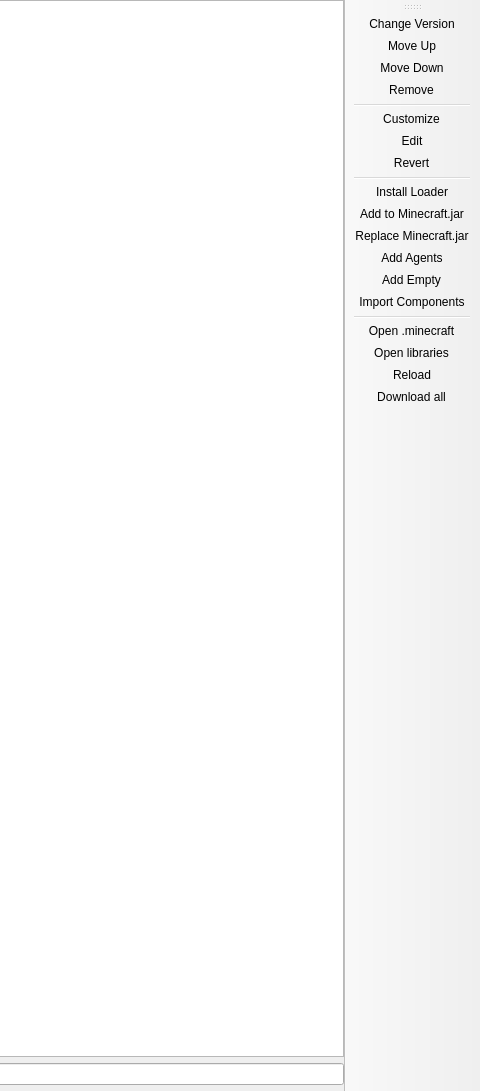
Old version of the form launcher/ui/pages/instance/VersionPage.ui in the repository KomorebiLauncher/KomorebiLauncher; both pictures show x 481 to 961 and y 0 to 1091 of the 961 by 1091 pixel window.
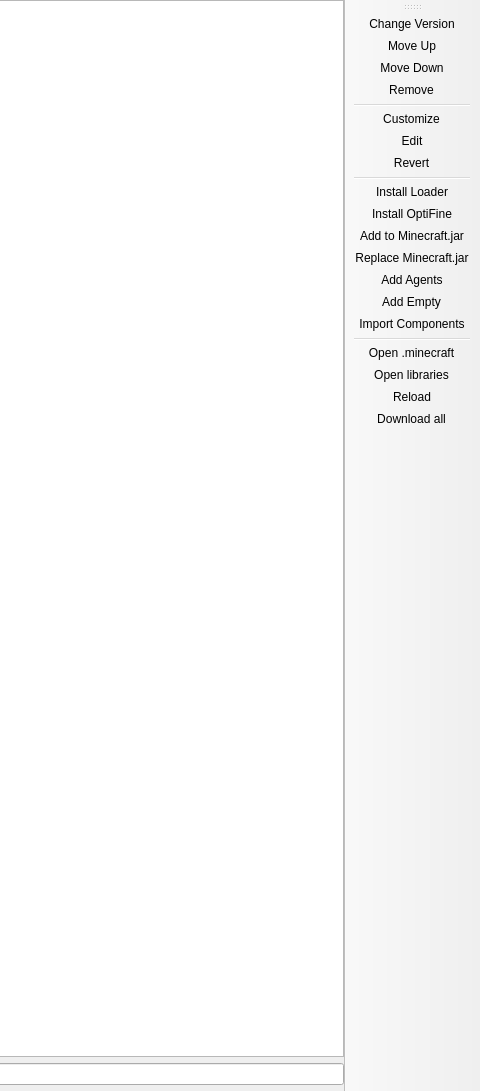
New version of the form. Custom widgets are drawn as their Qt base class.

Commit message:
Wire OptiFine into the version page
OptiFine builds come from the configured mirror's version list, filtered by the
instance's Minecraft version and offered newest first, with the installer's own
Forge notes on each entry. Reinstalling replaces the existing component instead
of failing on a duplicate uid, the installer runs with the instance's Java
rather than the global default, and the scratch directory for the version
metadata is created before it is written into.

Patch:
```diff
--- a/launcher/ui/pages/instance/VersionPage.ui
+++ b/launcher/ui/pages/instance/VersionPage.ui
@@ -104,6 +104,7 @@
    <addaction name="actionRevert"/>
    <addaction name="separator"/>
    <addaction name="actionInstall_Loader"/>
+   <addaction name="actionInstall_OptiFine"/>
    <addaction name="actionAdd_to_Minecraft_jar"/>
    <addaction name="actionReplace_Minecraft_jar"/>
    <addaction name="actionAdd_Agents"/>
@@ -179,6 +180,14 @@
     <string>Install a mod loader.</string>
    </property>
   </action>
+  <action name="actionInstall_OptiFine">
+   <property name="text">
+    <string>Install OptiFine</string>
+   </property>
+   <property name="toolTip">
+    <string>Install OptiFine for this instance's Minecraft version.</string>
+   </property>
+  </action>
   <action name="actionAdd_to_Minecraft_jar">
    <property name="text">
     <string>Add to Minecraft.jar</string>
```
The commit also changes 8 other files.
